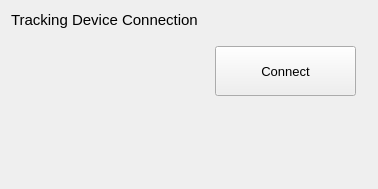
Before: the Qt Designer form Modules/IGTUI/Qmitk/QmitkIGTConnectionWidgetControls.ui in MITK/MITK, drawn with Qt 5.
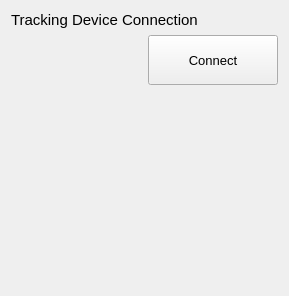
After: the same form once the commit is applied. Icons and pictures are not drawn. Custom widgets are drawn as their Qt base class.

What changed in the file:
```diff
--- a/Modules/IGTUI/Qmitk/QmitkIGTConnectionWidgetControls.ui
+++ b/Modules/IGTUI/Qmitk/QmitkIGTConnectionWidgetControls.ui
@@ -6,8 +6,8 @@
    <rect>
     <x>0</x>
     <y>0</y>
-    <width>378</width>
-    <height>189</height>
+    <width>289</width>
+    <height>296</height>
    </rect>
   </property>
   <property name="minimumSize">
@@ -19,8 +19,8 @@
   <property name="windowTitle">
    <string>QmitkIGTConnection</string>
   </property>
-  <layout class="QGridLayout" name="gridLayout_2">
-   <item row="0" column="0">
+  <layout class="QGridLayout" name="gridLayout">
+   <item row="0" column="0" colspan="2">
     <widget class="QLabel" name="label">
      <property name="font">
       <font>
@@ -34,19 +34,23 @@
      </property>
     </widget>
    </item>
-   <item row="1" column="0">
-    <widget class="QmitkTrackingDeviceConfigurationWidget" name="trackingDeviceConfigurationWidget" native="true"/>
+   <item row="1" column="0" rowspan="2">
+    <widget class="QmitkTrackingDeviceConfigurationWidget" name="trackingDeviceConfigurationWidget" native="true">
+     <property name="sizePolicy">
+      <sizepolicy hsizetype="Preferred" vsizetype="Preferred">
+       <horstretch>0</horstretch>
+       <verstretch>0</verstretch>
+      </sizepolicy>
+     </property>
+    </widget>
    </item>
    <item row="1" column="1">
-    <widget class="QWidget" name="widget" native="true">
-     <layout class="QGridLayout" name="gridLayout">
-      <item row="0" column="0">
        <widget class="QPushButton" name="connectButton">
         <property name="enabled">
          <bool>true</bool>
         </property>
         <property name="sizePolicy">
-         <sizepolicy hsizetype="Minimum" vsizetype="Fixed">
+      <sizepolicy hsizetype="Preferred" vsizetype="Fixed">
           <horstretch>0</horstretch>
           <verstretch>0</verstretch>
          </sizepolicy>
@@ -84,9 +88,6 @@
         </property>
        </widget>
       </item>
-     </layout>
-    </widget>
-   </item>
    <item row="2" column="1">
     <spacer name="verticalSpacer">
      <property name="orientation">
@@ -95,7 +96,7 @@
      <property name="sizeHint" stdset="0">
       <size>
        <width>20</width>
-       <height>0</height>
+       <height>195</height>
       </size>
      </property>
     </spacer>
```
Lines whose indentation alone changed are shown as unchanged.
